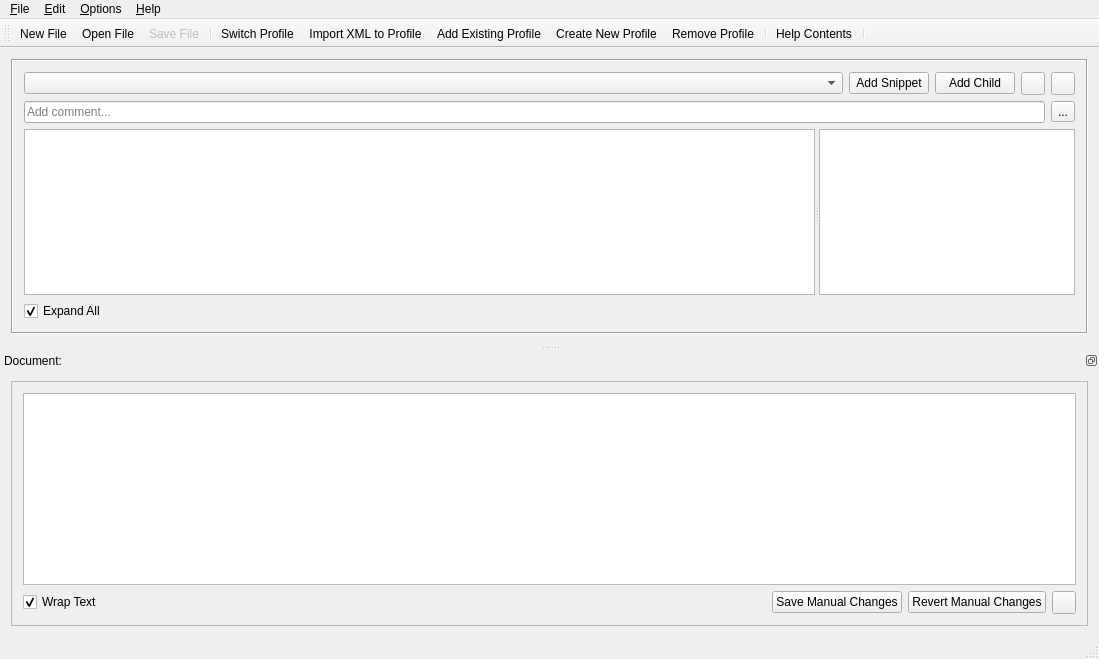
Before: the Qt Designer form GCXMLGenerator/gcmainwindow.ui in goblincoding/xmlmill, drawn with Qt 5.
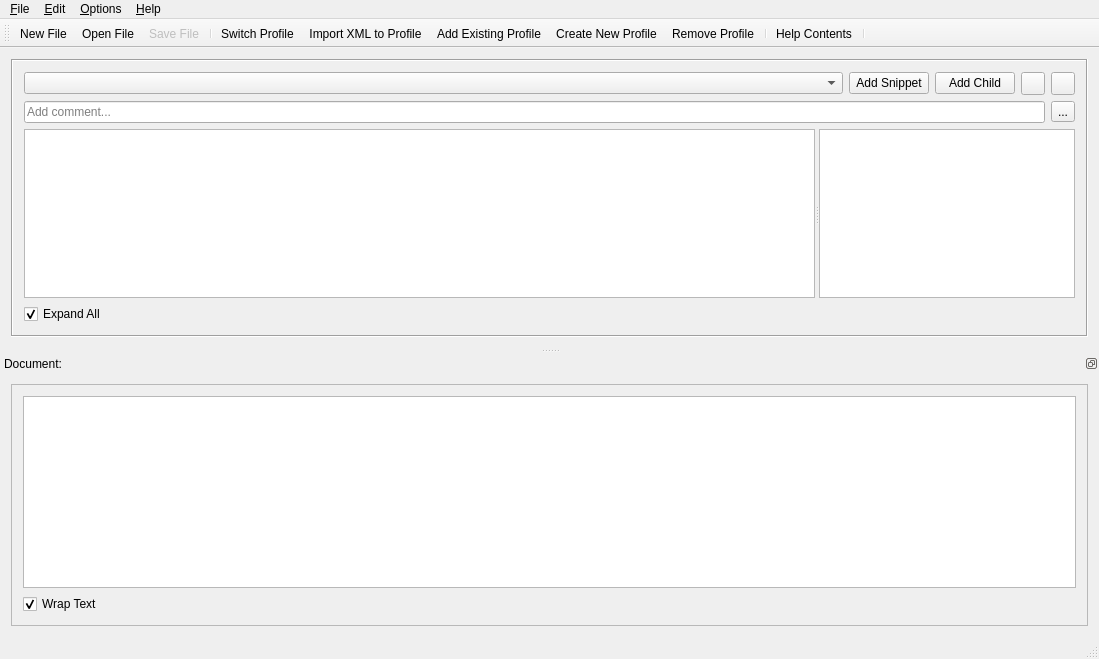
After: the same form once the commit is applied. Icons and pictures are not drawn. Custom widgets are drawn as their Qt base class.

Commit message: Disable manual editing of XML.

Patch:
```diff
--- a/GCXMLGenerator/gcmainwindow.ui
+++ b/GCXMLGenerator/gcmainwindow.ui
@@ -398,43 +398,6 @@
             </property>
            </spacer>
           </item>
-          <item>
-           <widget class="QPushButton" name="textSaveButton">
-            <property name="minimumSize">
-             <size>
-              <width>0</width>
-              <height>0</height>
-             </size>
-            </property>
-            <property name="text">
-             <string>Save Manual Changes</string>
-            </property>
-           </widget>
-          </item>
-          <item>
-           <widget class="QPushButton" name="textRevertButton">
-            <property name="minimumSize">
-             <size>
-              <width>0</width>
-              <height>0</height>
-             </size>
-            </property>
-            <property name="text">
-             <string>Revert Manual Changes</string>
-            </property>
-           </widget>
-          </item>
-          <item>
-           <widget class="QToolButton" name="showDomEditHelpButton">
-            <property name="text">
-             <string/>
-            </property>
-            <property name="icon">
-             <iconset resource="resources/gcresources.qrc">
-              <normaloff>:/resources/helpicon.png</normaloff>:/resources/helpicon.png</iconset>
-            </property>
-           </widget>
-          </item>
          </layout>
         </item>
        </layout>
```
Left out of the diff: 6 changed lines with no effect on the pictures. The commit also changes 4 other files.
